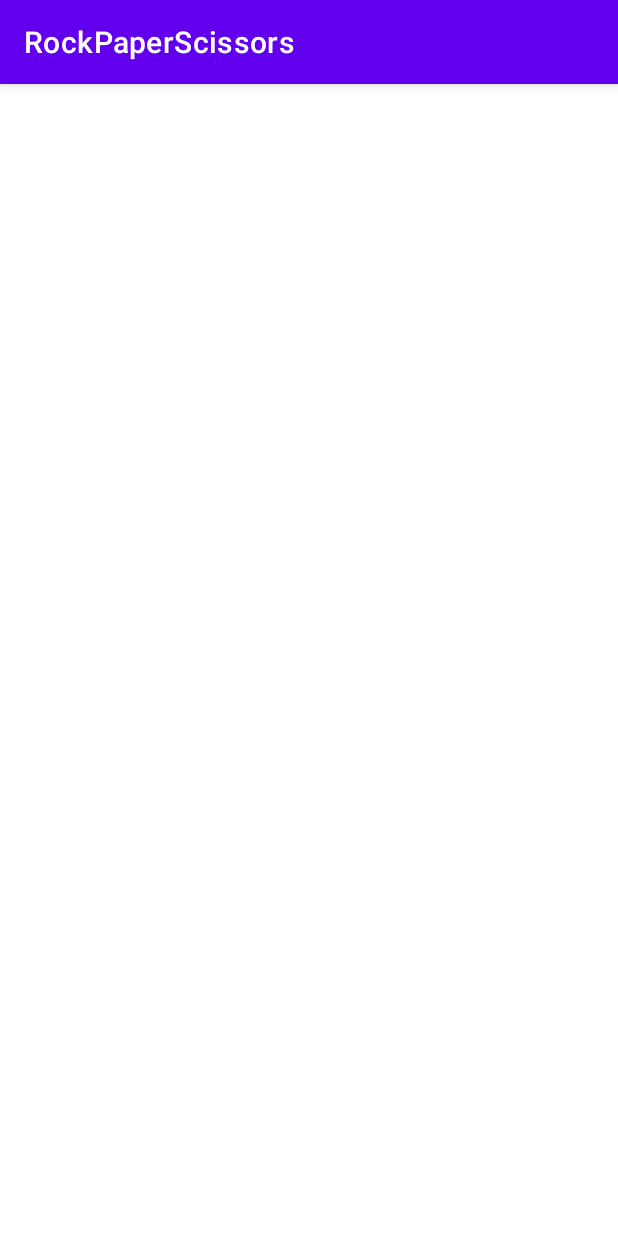
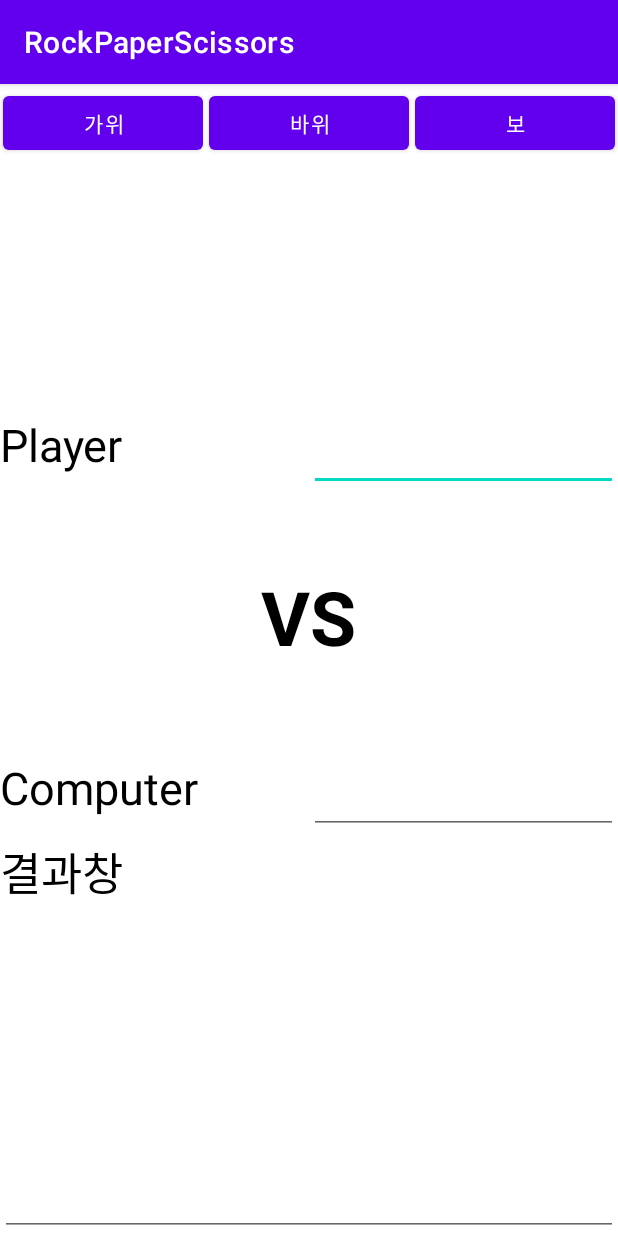
Before and after one commit to tkdgml822/School_Android, an Android app: the screen it shows after launch (MainActivity), on a phone screen of 412 x 824 dp. Run offline under Robolectric (Android 15) with nearby library versions, the phone set to English and light mode, and no system bars.

Commit message:
레이아웃 설정 및 랜덤 구현

```diff
--- a/app/src/main/java/com/cookandroid/rockpaperscissors/MainActivity.java
+++ b/app/src/main/java/com/cookandroid/rockpaperscissors/MainActivity.java
@@ -3,12 +3,42 @@ package com.cookandroid.rockpaperscissors;
 import androidx.appcompat.app.AppCompatActivity;
 
 import android.os.Bundle;
+import android.view.View;
+import android.widget.Button;
+import android.widget.EditText;
+
+import java.util.Random;
 
 public class MainActivity extends AppCompatActivity {
+    Button scissorsButton, rockButton, paperButton;
+    EditText playerText;
 
     @Override
     protected void onCreate(Bundle savedInstanceState) {
         super.onCreate(savedInstanceState);
         setContentView(R.layout.activity_main);
+
+        playerText = findViewById(R.id.playerText);
+        scissorsButton = findViewById(R.id.scissor);
+        rockButton = findViewById(R.id.rock);
+        paperButton = findViewById(R.id.paper);
+
+        scissorsButton.setOnClickListener(view -> {
+            playerText.setText("가위");
+        });
+
+        rockButton.setOnClickListener(view -> {
+            playerText.setText("바위");
+        });
+
+        paperButton.setOnClickListener(view -> {
+            playerText.setText("보");
+        });
     }
+    private int random() {
+        Random rd = new Random();
+
+        return (rd.nextInt(3) + 1);
+    }
+
 }
--- a/app/src/main/res/layout/activity_main.xml
+++ b/app/src/main/res/layout/activity_main.xml
@@ -1,9 +1,133 @@
 <?xml version="1.0" encoding="utf-8"?>
 <LinearLayout xmlns:android="http://schemas.android.com/apk/res/android"
-    xmlns:app="http://schemas.android.com/apk/res-auto"
     xmlns:tools="http://schemas.android.com/tools"
     android:layout_width="match_parent"
     android:layout_height="match_parent"
-    tools:context=".MainActivity">
+    android:orientation="vertical"
+    tools:context=".MainActivity" >
+
+
+    <LinearLayout
+        android:layout_width="match_parent"
+        android:layout_height="match_parent"
+        android:orientation="vertical">
+        <!--  머 리   -->
+        <LinearLayout
+            android:layout_width="match_parent"
+            android:layout_height="wrap_content"
+            android:layout_gravity="top"
+            android:layout_weight="1">
+
+            <Button
+                android:id="@+id/scissor"
+                android:layout_width="wrap_content"
+                android:layout_height="wrap_content"
+                android:layout_margin="2dp"
+                android:layout_weight="1"
+                android:text="가위" />
+
+            <Button
+                android:id="@+id/rock"
+                android:layout_width="wrap_content"
+                android:layout_height="wrap_content"
+                android:layout_margin="2dp"
+                android:layout_weight="1"
+                android:text="바위" />
+
+            <Button
+                android:id="@+id/paper"
+                android:layout_width="wrap_content"
+                android:layout_height="wrap_content"
+                android:layout_margin="2dp"
+                android:layout_weight="1"
+                android:text="보" />
+        </LinearLayout>
+
+        <!--  몸 통   -->
+        <LinearLayout
+            android:layout_weight="0.02"
+            android:layout_width="match_parent"
+            android:layout_height="wrap_content"
+            android:layout_gravity="center"
+            android:orientation="vertical">
+
+            <LinearLayout
+                android:layout_width="match_parent"
+                android:layout_height="wrap_content"
+                android:orientation="horizontal">
+
+                <TextView
+                    android:layout_width="match_parent"
+                    android:layout_height="wrap_content"
+                    android:layout_weight="1"
+                    android:text="Player"
+                    android:textColor="@color/black"
+                    android:textSize="30dp" />
+
+                <EditText
+                    android:id="@+id/playerText"
+                    android:layout_width="match_parent"
+                    android:layout_height="wrap_content"
+                    android:layout_weight="1"
+                    android:textSize="30dp" />
+            </LinearLayout>
+
+            <TextView
+                android:layout_width="wrap_content"
+                android:layout_height="wrap_content"
+                android:layout_gravity="center"
+                android:layout_margin="50sp"
+                android:text="VS"
+                android:textColor="@color/black"
+                android:textSize="50sp"
+                android:textStyle="bold" />
+
+            <LinearLayout
+                android:layout_width="match_parent"
+                android:layout_height="wrap_content"
+                android:layout_gravity="bottom">
+
+                <TextView
+                    android:layout_width="match_parent"
+                    android:layout_height="wrap_content"
+                    android:layout_weight="1"
+                    android:text="Computer"
+                    android:textColor="@color/black"
+                    android:textSize="30dp" />
+
+                <EditText
+                    android:layout_width="match_parent"
+                    android:layout_height="wrap_content"
+                    android:layout_weight="1"
+                    android:contentDescription="computer"
+                    android:textSize="30dp" />
+            </LinearLayout>
+        </LinearLayout>
+
+        <!--  꼬 리   -->
+        <LinearLayout
+            android:layout_weight="1"
+            android:layout_width="match_parent"
+            android:layout_height="wrap_content"
+            android:layout_gravity="bottom"
+            android:orientation="vertical">
+
+            <TextView
+                android:layout_width="match_parent"
+                android:layout_height="wrap_content"
+                android:layout_weight="1"
+                android:text="결과창"
+                android:textColor="@color/black"
+                android:textSize="30dp" />
+
+            <EditText
+                android:layout_width="match_parent"
+                android:layout_height="wrap_content"
+                android:layout_weight="6"
+                android:textSize="30dp" />
+        </LinearLayout>
+
+    </LinearLayout>
+
 
 </LinearLayout>
```
